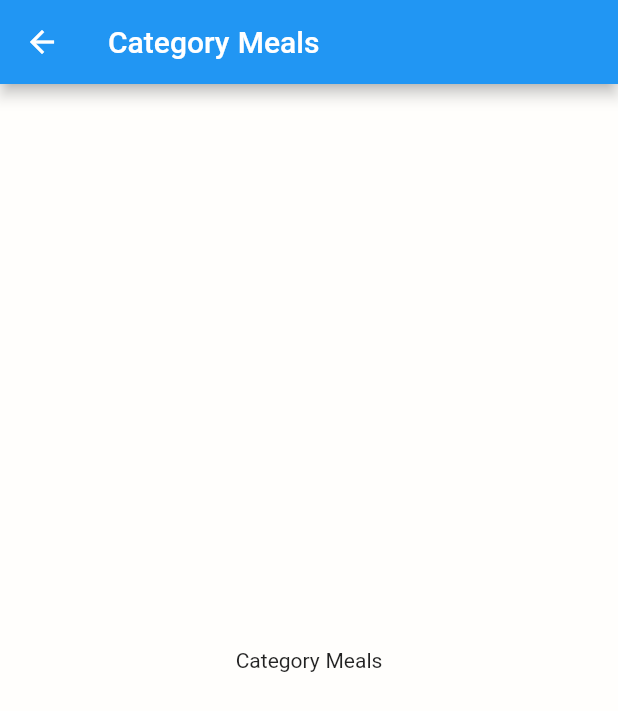
After one commit to rajpranit/Recipe-flutter-MPA, a Flutter app: the screen it shows after launch, after a tap on "Italian", on a phone screen of 412 x 824 dp. The commit adds this screen. Shown: the top 711 px of the screen. Run offline on Flutter 3.47's test engine with Material 2 defaults, Android fonts, the phone set to English and light mode, and no system bars; our stand-ins replace google_fonts; Roboto replaces fonts that are missing (TextStyle).

Commit message:
Navigating to a new page

```diff
--- a/lib/category_item.dart
+++ b/lib/category_item.dart
@@ -1,8 +1,5 @@
-import 'dart:ui';
-
-import 'package:flutter/cupertino.dart';
+import './screens/categorymeals_screen.dart';
 import 'package:flutter/material.dart';
-import 'package:google_fonts/google_fonts.dart';
 
 class CategoryItem extends StatelessWidget {
   final String title;
@@ -12,7 +9,19 @@ class CategoryItem extends StatelessWidget {
 
   @override
   Widget build(BuildContext context) {
-    return Container(
+    void selectCategory(ctx) {
+      Navigator.of(ctx).push(
+        MaterialPageRoute(
+          builder: (_) => const CategoryMealsScreen(),
+        ),
+      );
+    }
+
+    return InkWell(
+      onTap: () => selectCategory(context),
+      splashColor: Theme.of(context).primaryColor,
+      borderRadius: BorderRadius.circular(15),
+      child: Container(
         // margin: const EdgeInsets.symmetric(horizontal: 5, vertical: 5),
         transformAlignment: Alignment.center,
         decoration: BoxDecoration(
@@ -37,6 +46,7 @@ class CategoryItem extends StatelessWidget {
             ),
           ],
         ),
+      ),
     );
   }
 }
--- a/lib/main.dart
+++ b/lib/main.dart
@@ -22,7 +22,7 @@ class MyApp extends StatelessWidget {
           ),
           bodyText1: TextStyle(
             fontFamily:
-                GoogleFonts.quicksand(fontWeight: FontWeight.bold, fontSize: 15)
+                GoogleFonts.quicksand(fontWeight: FontWeight.w500, fontSize: 15)
                     .fontFamily,
             fontSize: 18,
           ),
--- /dev/null
+++ b/lib/screens/categorymeals_screen.dart
@@ -0,0 +1,19 @@
+import 'package:flutter/cupertino.dart';
+import 'package:flutter/material.dart';
+import 'package:flutter/src/foundation/key.dart';
+import 'package:flutter/src/widgets/container.dart';
+import 'package:flutter/src/widgets/framework.dart';
+
+class CategoryMealsScreen extends StatelessWidget {
+  const CategoryMealsScreen({Key key}) : super(key: key);
+
+  @override
+  Widget build(BuildContext context) {
+    return Scaffold(
+      appBar: AppBar(title: const Text('Category Meals')),
+      body: const Center(
+        child: Text('Category Meals'),
+      ),
+    );
+  }
+}
```
Lines whose indentation alone changed are shown as unchanged.
